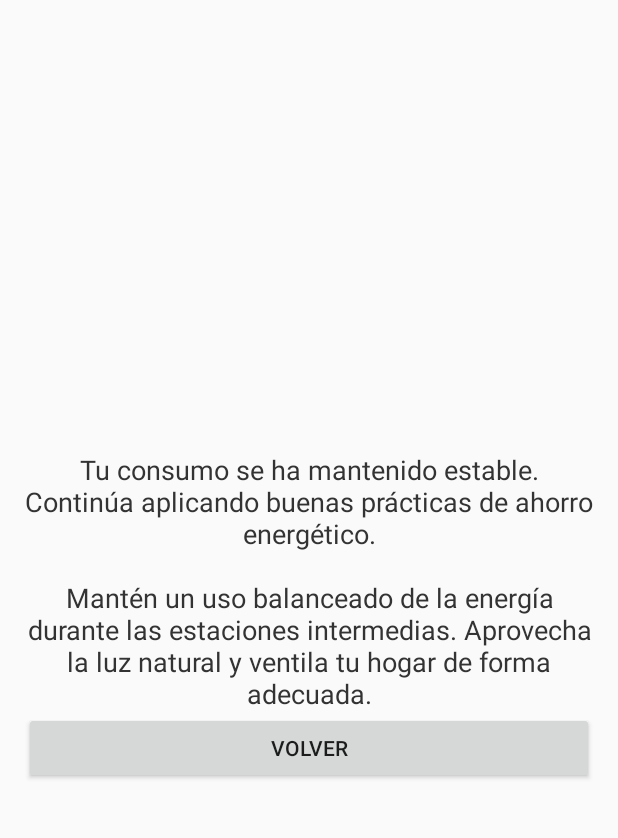
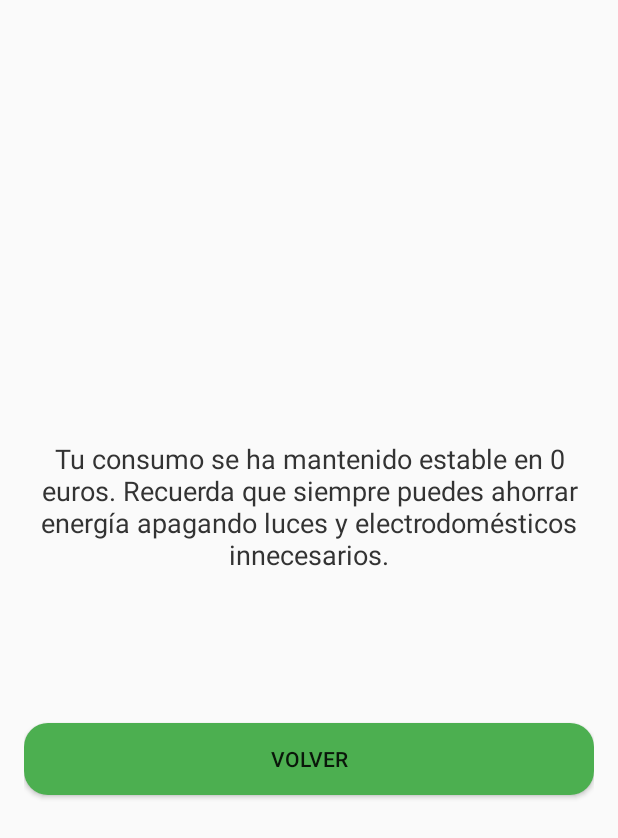
Before and after one commit to Oyupa/PDE_Consumo_Energetico, an Android app built with Jetpack Compose: the RecomendacionesActivity screen opened directly, with no data from a screen before it, on a phone screen of 412 x 824 dp. Shown: the top 838 px of the screen. Run offline under Robolectric (Android 15) with nearby library versions, the phone set to English and light mode, and no system bars; our stand-ins replace Firebase (no records; nobody signed in at launch, a user with empty details on screens opened directly).

Commit message:
Versión final. UI mejorada

```diff
--- a/app/src/main/AndroidManifest.xml
+++ b/app/src/main/AndroidManifest.xml
@@ -18,7 +18,7 @@
             android:name=".SplashActivity"
             android:exported="true"
             android:label="@string/app_name"
-            android:theme="@style/Theme.PDE_Consumo_Energetico">
+            android:theme="@style/SplashTheme">
             <intent-filter>
                 <action android:name="android.intent.action.MAIN" />
                 <category android:name="android.intent.category.LAUNCHER" />
--- a/app/src/main/java/com/example/pde_consumo_energetico/RecomendacionesActivity.kt
+++ b/app/src/main/java/com/example/pde_consumo_energetico/RecomendacionesActivity.kt
@@ -26,17 +26,13 @@ class RecomendacionesActivity : ComponentActivity() {
             val intent = Intent(this, PantallaConsumoEnergeticoActivity::class.java)
             startActivity(intent)
         }
-
-        obtenerDatosConsumo { consumoSemanaActual, consumoSemanaAnterior ->
-            val recomendacionConsumo = generarRecomendacion(consumoSemanaActual, consumoSemanaAnterior)
-            val recomendacionEstacional = generarRecomendacionesEstacionales()
+        obtenerDatosConsumo { consumoSemanaActual, consumoMedio ->
+            val recomendacionConsumo = generarRecomendacion(consumoSemanaActual, consumoMedio)
 
 
             val textViewRecomendaciones = findViewById<TextView>(R.id.textViewRecomendaciones)
-            textViewRecomendaciones.text = "$recomendacionConsumo\n\n$recomendacionEstacional"
+            textViewRecomendaciones.text = "$recomendacionConsumo"
         }
-
-        println(media())
 
     }
 
@@ -44,15 +40,14 @@ class RecomendacionesActivity : ComponentActivity() {
     private fun obtenerDatosConsumo(callback: (Int, Int) -> Unit) {
         db.collection("consumo")
             .orderBy("semana", Query.Direction.DESCENDING)
-            //.limit(2)
             .get()
             .addOnSuccessListener { querySnapshot ->
                 val consumos = querySnapshot.documents
 
                 if (consumos.size >= 2) {
                     val consumoSemanaActual = consumos[0].getLong("consumo")?.toInt() ?: 0
-                    val consumoSemanaAnterior = media()
-                    callback(consumoSemanaActual, consumoSemanaAnterior)
+                    val consumoMedio = consumos.subList(1, consumos.size).map { it.getLong("consumo")?.toInt() ?: 0 }.average().toInt()
+                    callback(consumoSemanaActual, consumoMedio)
                 } else if (consumos.size == 1) {
                     val consumoSemanaActual = consumos[0].getLong("consumo")?.toInt() ?: 0
                     callback(consumoSemanaActual, 0)
@@ -67,43 +62,16 @@ class RecomendacionesActivity : ComponentActivity() {
 
     }
 
-    private fun generarRecomendacion(consumoSemanaActual: Int, consumoSemanaAnterior: Int): String {
+    private fun generarRecomendacion(consumoSemanaActual: Int, consumoMedio: Int): String {
         return when {
-            consumoSemanaActual < consumoSemanaAnterior -> "¡Felicidades! Has reducido tu consumo en la última semana. Sigue aplicando buenas prácticas como el uso de luces LED y el aprovechamiento de la luz natural."
-            consumoSemanaActual > consumoSemanaAnterior -> "Tu consumo ha aumentado en la última semana. Revisa si hay electrodomésticos en mal estado o si has aumentado el uso de calefacción o aire acondicionado. Considera mejorar la eficiencia energética de tu hogar."
-            else -> "Tu consumo se ha mantenido estable. Continúa aplicando buenas prácticas de ahorro energético."
+            consumoSemanaActual < consumoMedio -> "Tu consumo medio es de $consumoMedio euros, y la última semana has consumido $consumoSemanaActual euros. ¡Sigue así!"
+            consumoSemanaActual > consumoMedio -> "Tu consumo medio es de $consumoMedio euros, pero la última semana consumiste $consumoSemanaActual euros. Podrías reducir el gasto energético apagando luces y electrodomésticos cuando no los necesites."
+            else -> "Tu consumo se ha mantenido estable en $consumoMedio euros. Recuerda que siempre puedes ahorrar energía apagando luces y electrodomésticos innecesarios."
         }
     }
 
 
-    private fun generarRecomendacionesEstacionales(): String {
-        val month = java.util.Calendar.getInstance().get(java.util.Calendar.MONTH)
-        return when (month) {
-            in 11..2 -> "Con el frío, el uso de calefacción puede aumentar. Mantén una temperatura moderada en tu hogar y asegúrate de que no haya fugas de aire en ventanas o puertas."
-            in 5..8 -> "En días calurosos, evita el uso excesivo de aire acondicionado. Mantén las ventanas cerradas y usa ventiladores cuando sea posible para ahorrar energía."
-            else -> "Mantén un uso balanceado de la energía durante las estaciones intermedias. Aprovecha la luz natural y ventila tu hogar de forma adecuada."
-        }
-    }
 
-    private fun media(): Int {
-        var media = 0
-        db.collection("consumo")
-            .get()
-            .addOnSuccessListener { querySnapshot ->
-                var totalConsumo = 0
-                val numSemanas = querySnapshot.size()
-                for (document in querySnapshot) {
-                    val consumo = document.getLong("consumo")
-                    if (consumo != null) {
-                        totalConsumo += consumo.toInt()
-                    }
-                }
-                media = totalConsumo / numSemanas
-            }
-            .addOnFailureListener { exception ->
-                Toast.makeText(this, "Error al obtener los datos de consumo", Toast.LENGTH_SHORT)
-                    .show()
-            }
-        return media
-    }
+
+
 }
--- a/app/src/main/java/com/example/pde_consumo_energetico/SplashActivity.kt
+++ b/app/src/main/java/com/example/pde_consumo_energetico/SplashActivity.kt
@@ -11,9 +11,9 @@ class SplashActivity : ComponentActivity() {
     private var progressStatus = 0
 
     override fun onCreate(savedInstanceState: Bundle?) {
+        setTheme(R.style.SplashTheme)
         super.onCreate(savedInstanceState)
         setContentView(R.layout.activity_splash)
-
         progressBar = findViewById(R.id.loadingBattery)
 
         // Iniciar el progreso
@@ -26,7 +26,7 @@ class SplashActivity : ComponentActivity() {
                 }
                 try {
                     // Simula un tiempo de carga
-                    Thread.sleep(20) // Ajusta el tiempo según sea necesario
+                    Thread.sleep(30) // Ajusta el tiempo según sea necesario
                 } catch (e: InterruptedException) {
                     e.printStackTrace()
                 }
--- a/app/src/main/res/layout/activity_recomendaciones.xml
+++ b/app/src/main/res/layout/activity_recomendaciones.xml
@@ -19,7 +19,11 @@
         android:id="@+id/buttonVolver"
         android:layout_width="match_parent"
         android:layout_height="wrap_content"
-        android:text="Volver" />
+        android:text="Volver"
+        android:background="@drawable/rounded_button_green"
+        android:ellipsize="end"
+        android:layout_marginTop="100dp"
+        />
 
 
 </LinearLayout>
--- a/app/src/main/res/values/themes.xml
+++ b/app/src/main/res/values/themes.xml
@@ -2,4 +2,7 @@
 <resources>
 
     <style name="Theme.PDE_Consumo_Energetico" parent="android:Theme.Material.Light.NoActionBar" />
+    <style name="SplashTheme" parent="Theme.PDE_Consumo_Energetico">
+        <item name="android:windowBackground">@drawable/battery_progress</item>
+    </style>
 </resources>
```
Also changed, not shown: app/src/main/java/com/example/pde_consumo_energetico/MainActivity.kt (+1 -17 lines), app/src/main/res/layout/nuevos_datos.xml (+18 -5 lines).
